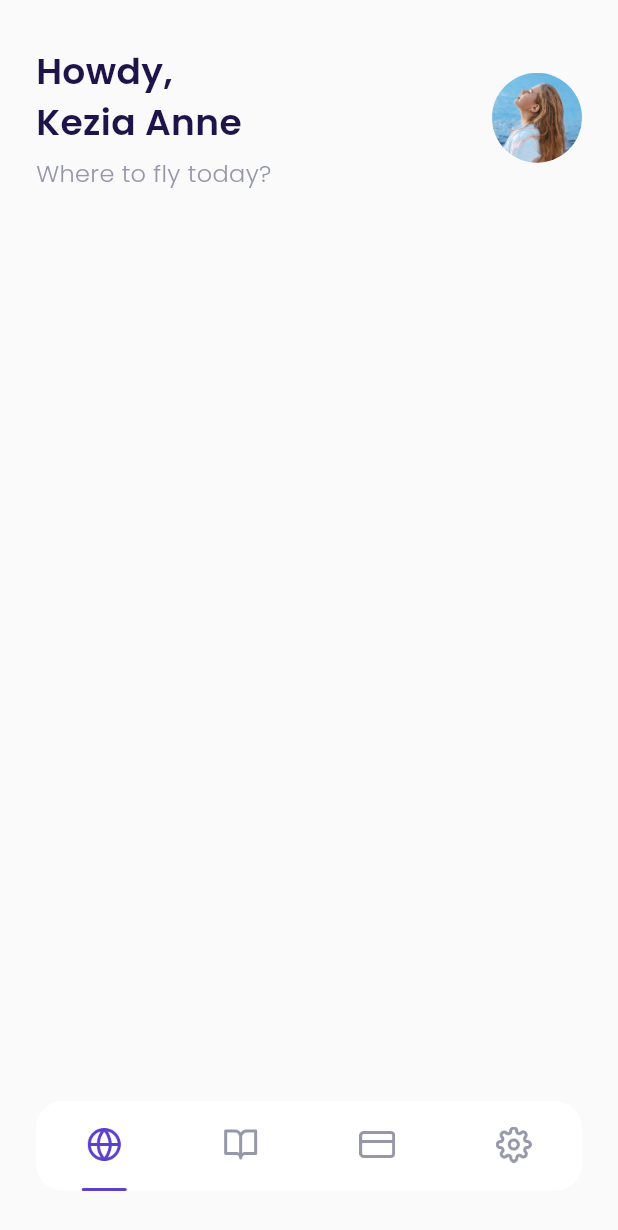
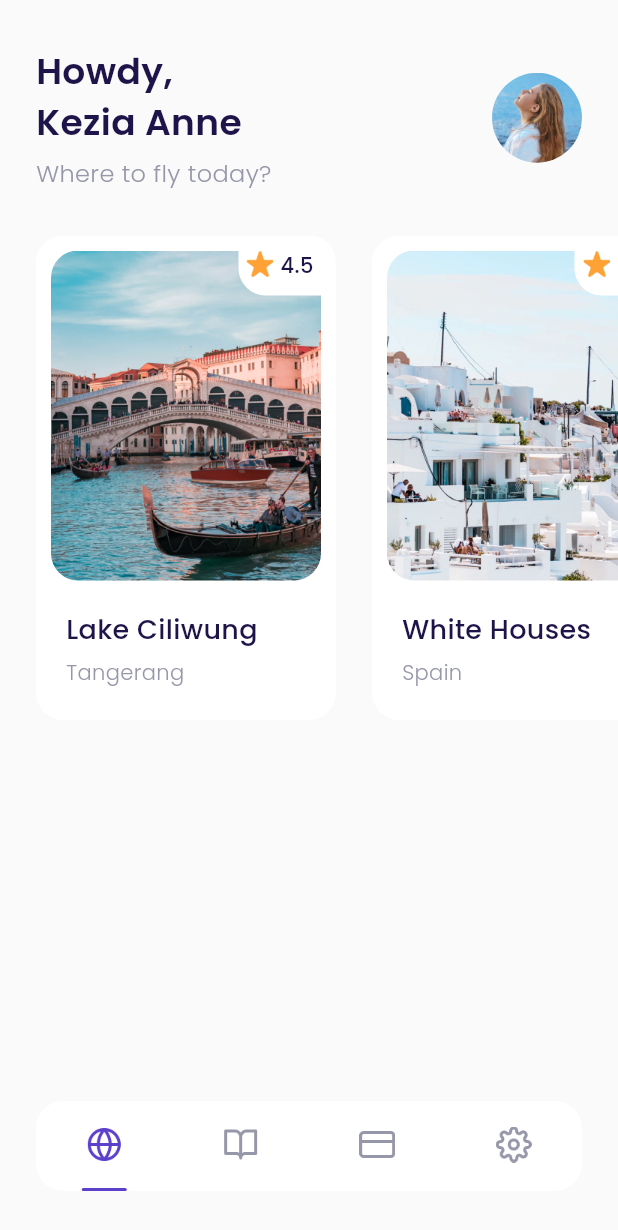
Before and after one commit to khoerodin/airplane, a Flutter app: the MainPage screen opened by its route, on a phone screen of 412 x 824 dp. Shown: the top 1230 px of the screen. Run offline on Flutter 3.47's test engine with Material 3 defaults, Android fonts, the phone set to English and light mode, and no system bars; our stand-ins replace google_fonts.

Commit message:
Home Page - Popular Destination

```diff
--- a/lib/ui/pages/home_page.dart
+++ b/lib/ui/pages/home_page.dart
@@ -1,4 +1,5 @@
 import 'package:airplane/shared/theme.dart';
+import 'package:airplane/ui/widgtes/destination_card.dart';
 import 'package:flutter/material.dart';
 
 class HomePage extends StatelessWidget {
@@ -63,9 +64,53 @@ class HomePage extends StatelessWidget {
       );
     }
 
+    Widget popularDestination() {
+      return Container(
+        margin: const EdgeInsets.only(top: 30),
+        child: const SingleChildScrollView(
+          scrollDirection: Axis.horizontal,
+          child: Row(
+            children: [
+              DestinationCard(
+                name: 'Lake Ciliwung',
+                city: 'Tangerang',
+                imageURL: 'assets/image_destination1.png',
+                rating: 4.5,
+              ),
+              DestinationCard(
+                name: 'White Houses',
+                city: 'Spain',
+                imageURL: 'assets/image_destination2.png',
+                rating: 4.7,
+              ),
+              DestinationCard(
+                name: 'Hill Heyo',
+                city: 'Monaco',
+                imageURL: 'assets/image_destination3.png',
+                rating: 4.3,
+              ),
+              DestinationCard(
+                name: 'Menarra',
+                city: 'Japan',
+                imageURL: 'assets/image_destination4.png',
+                rating: 3.8,
+              ),
+              DestinationCard(
+                name: 'Payung Teduh',
+                city: 'Singapore',
+                imageURL: 'assets/image_destination5.png',
+                rating: 4.1,
+              ),
+            ],
+          ),
+        ),
+      );
+    }
+
     return ListView(
       children: [
         header(),
+        popularDestination(),
       ],
     );
   }
--- /dev/null
+++ b/lib/ui/widgtes/destination_card.dart
@@ -0,0 +1,104 @@
+import 'package:airplane/shared/theme.dart';
+import 'package:flutter/material.dart';
+
+class DestinationCard extends StatelessWidget {
+  final String name;
+  final String city;
+  final String imageURL;
+  final double rating;
+
+  const DestinationCard({
+    super.key,
+    required this.name,
+    required this.city,
+    required this.imageURL,
+    this.rating = 0.0,
+  });
+
+  @override
+  Widget build(BuildContext context) {
+    return Container(
+      width: 200,
+      height: 323,
+      margin: EdgeInsets.only(left: defaultMargin),
+      padding: const EdgeInsets.all(10),
+      decoration: BoxDecoration(
+        borderRadius: BorderRadius.circular(18),
+        color: kWhiteColor,
+      ),
+      child: Column(
+        crossAxisAlignment: CrossAxisAlignment.start,
+        children: [
+          Container(
+            width: 180,
+            height: 220,
+            margin: const EdgeInsets.only(bottom: 20),
+            decoration: BoxDecoration(
+              borderRadius: BorderRadius.circular(18),
+              image: DecorationImage(
+                image: AssetImage(imageURL),
+              ),
+            ),
+            child: Align(
+              alignment: Alignment.topRight,
+              child: Container(
+                width: 55,
+                height: 30,
+                decoration: BoxDecoration(
+                  color: kWhiteColor,
+                  borderRadius: const BorderRadius.only(
+                    bottomLeft: Radius.circular(18),
+                  ),
+                ),
+                child: Row(
+                  mainAxisAlignment: MainAxisAlignment.center,
+                  crossAxisAlignment: CrossAxisAlignment.start,
+                  children: [
+                    Container(
+                      width: 18,
+                      height: 18,
+                      margin: const EdgeInsets.only(right: 5),
+                      decoration: const BoxDecoration(
+                        image: DecorationImage(
+                          image: AssetImage('assets/icon_star.png'),
+                        ),
+                      ),
+                    ),
+                    Text(
+                      rating.toString(),
+                      style: blackTextStyle.copyWith(
+                        fontWeight: medium,
+                      ),
+                    )
+                  ],
+                ),
+              ),
+            ),
+          ),
+          Container(
+            margin: const EdgeInsets.only(left: 10),
+            child: Column(
+              crossAxisAlignment: CrossAxisAlignment.start,
+              children: [
+                Text(
+                  name,
+                  style: blackTextStyle.copyWith(
+                    fontSize: 18,
+                    fontWeight: medium,
+                  ),
+                ),
+                const SizedBox(height: 5),
+                Text(
+                  city,
+                  style: greyTextStyle.copyWith(
+                    fontWeight: light,
+                  ),
+                )
+              ],
+            ),
+          )
+        ],
+      ),
+    );
+  }
+}
```
